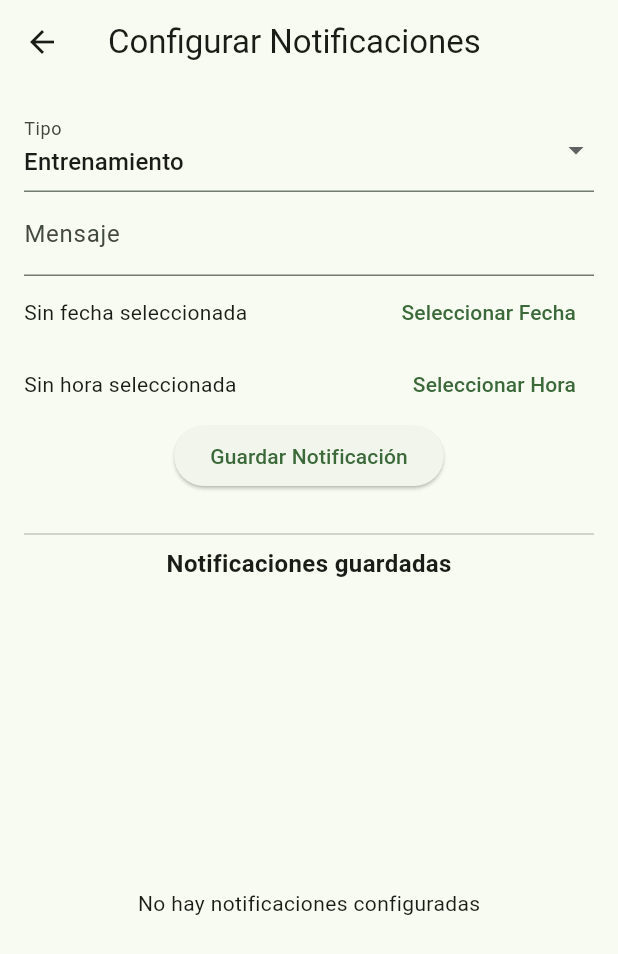
After one commit to franmach/gymtrack_app, a Flutter app: the DashboardScreen screen opened directly, after a tap on "Notificaciones", on a phone screen of 412 x 824 dp. The commit adds this screen. Shown: the top 954 px of the screen. Run offline on Flutter 3.47's test engine with Material 3 defaults, Android fonts, the phone set to English and light mode, and no system bars; our stand-ins replace cloud_firestore, connectivity_plus, firebase_auth, firebase_core, firebase_storage, fl_chart and 6 more; accounts and stored records are empty.

Commit message:
registro de progrso y ver progreso listo, notificaciones sin terminar

```diff
--- a/lib/screens/dashboard/dashboard_screen.dart
+++ b/lib/screens/dashboard/dashboard_screen.dart
@@ -3,6 +3,7 @@ import 'package:firebase_auth/firebase_auth.dart';
 import 'package:gymtrack_app/screens/historial/historial_screen.dart';
 import 'package:cloud_firestore/cloud_firestore.dart';
 import 'package:gymtrack_app/main.dart';
+import 'package:gymtrack_app/screens/notificacion/notificaciones_screen.dart';
 import 'package:gymtrack_app/services/firestore_routine_service.dart';
 import 'package:gymtrack_app/screens/session/day_selection_screen.dart';
 import 'package:gymtrack_app/screens/session/timer_screen.dart';
@@ -122,6 +123,20 @@ class DashboardScreen extends StatelessWidget {
                   onPressed: () => Navigator.pushNamed(context, '/profile'),
                   child: const Text('Perfil'),
                 ),
+                // Botón para acceder a notificaciones personalizadas
+                ElevatedButton.icon(
+                  onPressed: () {
+                    Navigator.of(context).push(
+                      MaterialPageRoute(
+                        builder: (_) =>
+                            ConfigNotificacionesScreen(usuarioId: uid),
+                      ),
+                    );
+                  },
+                  icon: const Icon(Icons.notifications),
+                  label: const Text('Notificaciones'),
+                ),
+                const SizedBox(height: 12),
                 ElevatedButton.icon(
                   icon: const Icon(Icons.fitness_center),
                   label: const Text('Gimnasio'),
--- /dev/null
+++ b/lib/screens/notificacion/notificaciones_screen.dart
@@ -0,0 +1,252 @@
+import 'package:flutter/material.dart';
+import 'package:cloud_firestore/cloud_firestore.dart';
+import '/models/notificacion.dart';
+import 'package:intl/intl.dart';
+import 'package:flutter_local_notifications/flutter_local_notifications.dart';
+import 'package:timezone/timezone.dart' as tz;
+
+// Plugin de notificaciones (usa el inicializado en main.dart)
+final FlutterLocalNotificationsPlugin flutterLocalNotificationsPlugin =
+    FlutterLocalNotificationsPlugin();
+
+class ConfigNotificacionesScreen extends StatefulWidget {
+  final String usuarioId;
+
+  const ConfigNotificacionesScreen({super.key, required this.usuarioId});
+
+  @override
+  _ConfigNotificacionesScreenState createState() =>
+      _ConfigNotificacionesScreenState();
+}
+
+class _ConfigNotificacionesScreenState
+    extends State<ConfigNotificacionesScreen> {
+  final _formKey = GlobalKey<FormState>();
+
+  String _tipo = 'entrenamiento';
+  String _mensaje = '';
+  DateTime? _fechaSeleccionada;
+  TimeOfDay? _horaSeleccionada;
+
+  // --- Selección de fecha ---
+  Future<void> _seleccionarFecha() async {
+    final DateTime? picked = await showDatePicker(
+      context: context,
+      initialDate: DateTime.now(),
+      firstDate: DateTime.now(),
+      lastDate: DateTime(2100),
+    );
+    if (picked != null) {
+      setState(() {
+        _fechaSeleccionada = picked;
+      });
+    }
+  }
+
+  // --- Selección de hora ---
+  Future<void> _seleccionarHora() async {
+    final TimeOfDay? picked =
+        await showTimePicker(context: context, initialTime: TimeOfDay.now());
+    if (picked != null) {
+      setState(() {
+        _horaSeleccionada = picked;
+      });
+    }
+  }
+
+  // --- Guardar en Firestore y programar notificación local ---
+  Future<void> _guardarNotificacion() async {
+    if (_formKey.currentState!.validate() &&
+        _fechaSeleccionada != null &&
+        _horaSeleccionada != null) {
+      final DateTime fechaHora = DateTime(
+        _fechaSeleccionada!.year,
+        _fechaSeleccionada!.month,
+        _fechaSeleccionada!.day,
+        _horaSeleccionada!.hour,
+        _horaSeleccionada!.minute,
+      );
+
+      final id =
+          FirebaseFirestore.instance.collection('notificaciones').doc().id;
+
+      final noti = Notificacion(
+        id: id,
+        usuarioId: widget.usuarioId,
+        tipo: _tipo,
+        mensaje: _mensaje,
+        programadaPara: fechaHora,
+      );
+
+      // Guardar en Firestore
+      await FirebaseFirestore.instance
+          .collection('notificaciones')
+          .doc(id)
+          .set(noti.toMap());
+
+      // Programar notificación local
+      await _programarNotificacionLocal(noti);
+
+      ScaffoldMessenger.of(context).showSnackBar(
+        const SnackBar(content: Text('Notificación guardada y programada')),
+      );
+
+      _formKey.currentState!.reset();
+      setState(() {
+        _fechaSeleccionada = null;
+        _horaSeleccionada = null;
+      });
+    }
+  }
+
+  // --- Programación local ---
+  Future<void> _programarNotificacionLocal(Notificacion noti) async {
+    await flutterLocalNotificationsPlugin.zonedSchedule(
+      noti.hashCode,
+      noti.tipo.toUpperCase(),
+      noti.mensaje,
+      tz.TZDateTime.from(noti.programadaPara, tz.local),
+      const NotificationDetails(
+        android: AndroidNotificationDetails(
+          'canal_notificaciones',
+          'Notificaciones GymTrack',
+          channelDescription: 'Recordatorios y mensajes motivacionales',
+          importance: Importance.high,
+          priority: Priority.high,
+        ),
+      ),
+      androidAllowWhileIdle: true,
+      uiLocalNotificationDateInterpretation:
+          UILocalNotificationDateInterpretation.absoluteTime,
+      matchDateTimeComponents: DateTimeComponents.dateAndTime,
+    );
+  }
+
+  // --- Eliminar notificación ---
+  Future<void> _eliminarNotificacion(String id) async {
+    await FirebaseFirestore.instance
+        .collection('notificaciones')
+        .doc(id)
+        .delete();
+
+    ScaffoldMessenger.of(context).showSnackBar(
+      const SnackBar(content: Text('Notificación eliminada')),
+    );
+  }
+
+  @override
+  Widget build(BuildContext context) {
+    return Scaffold(
+      appBar: AppBar(title: const Text('Configurar Notificaciones')),
+      body: Padding(
+        padding: const EdgeInsets.all(16.0),
+        child: Column(
+          children: [
+            // --- Formulario ---
+            Form(
+              key: _formKey,
+              child: Column(
+                children: [
+                  DropdownButtonFormField<String>(
+                    value: _tipo,
+                    decoration: const InputDecoration(labelText: 'Tipo'),
+                    items: const [
+                      DropdownMenuItem(
+                          value: 'entrenamiento', child: Text('Entrenamiento')),
+                      DropdownMenuItem(
+                          value: 'alimentacion', child: Text('Alimentación')),
+                      DropdownMenuItem(
+                          value: 'motivacional', child: Text('Motivacional')),
+                    ],
+                    onChanged: (value) => setState(() => _tipo = value!),
+                  ),
+                  TextFormField(
+                    decoration: const InputDecoration(labelText: 'Mensaje'),
+                    validator: (value) => value == null || value.isEmpty
+                        ? 'Ingrese un mensaje'
+                        : null,
+                    onChanged: (value) => _mensaje = value,
+                  ),
+                  Row(
+                    children: [
+                      Expanded(
+                        child: Text(_fechaSeleccionada == null
+                            ? 'Sin fecha seleccionada'
+                            : DateFormat('dd/MM/yyyy')
+                                .format(_fechaSeleccionada!)),
+                      ),
+                      TextButton(
+                        onPressed: _seleccionarFecha,
+                        child: const Text('Seleccionar Fecha'),
+                      ),
+                    ],
+                  ),
+                  Row(
+                    children: [
+                      Expanded(
+                        child: Text(_horaSeleccionada == null
+                            ? 'Sin hora seleccionada'
+                            : _horaSeleccionada!.format(context)),
+                      ),
+                      TextButton(
+                        onPressed: _seleccionarHora,
+                        child: const Text('Seleccionar Hora'),
+                      ),
+                    ],
+                  ),
+                  ElevatedButton(
+                    onPressed: _guardarNotificacion,
+                    child: const Text('Guardar Notificación'),
+                  ),
+                ],
+              ),
+            ),
+            const SizedBox(height: 20),
+            const Divider(),
+            const Text(
+              'Notificaciones guardadas',
+              style: TextStyle(fontSize: 16, fontWeight: FontWeight.bold),
+            ),
+            const SizedBox(height: 10),
+            // --- Listado desde Firestore ---
+            Expanded(
+              child: StreamBuilder<QuerySnapshot>(
+                stream: FirebaseFirestore.instance
+                    .collection('notificaciones')
+                    .where('usuarioId', isEqualTo: widget.usuarioId)
+                    .orderBy('programada_para')
+                    .snapshots(),
+                builder: (context, snapshot) {
+                  if (!snapshot.hasData) {
+                    return const Center(child: CircularProgressIndicator());
+                  }
+                  final docs = snapshot.data!.docs;
+                  if (docs.isEmpty) {
+                    return const Center(
+                        child: Text('No hay notificaciones configuradas'));
+                  }
+                  return ListView.builder(
+                    itemCount: docs.length,
+                    itemBuilder: (context, index) {
+                      final noti = Notificacion.fromMap(
+                          docs[index].data() as Map<String, dynamic>);
+                      return ListTile(
+                        title: Text(noti.mensaje),
+                        subtitle: Text(
+                            '${noti.tipo} - ${DateFormat('dd/MM/yyyy HH:mm').format(noti.programadaPara)}'),
+                        trailing: IconButton(
+                          icon: const Icon(Icons.delete, color: Colors.red),
+                          onPressed: () => _eliminarNotificacion(noti.id),
+                        ),
+                      );
+                    },
+                  );
+                },
+              ),
+            ),
+          ],
+        ),
+      ),
+    );
+  }
+}
--- a/pubspec.yaml
+++ b/pubspec.yaml
@@ -8,6 +8,7 @@ environment:
 dependencies:
   flutter:
     sdk: flutter
+  timezone: ^0.9.4
 
   # Firebase
   firebase_core: ^2.30.0
@@ -22,8 +23,8 @@ dependencies:
   # Detección de estado de la red (online/offline)
   connectivity_plus: ^4.0.0  # Permite reaccionar a cambios de conexión
 
-  vibration: ^1.7.4         # Para vibración
-  audioplayers: 6.5.0      # Para reproducir sonidos
+  #vibration: ^1.8.4        # Para vibración
+  #audioplayers: ^5.2.1      # Para reproducir sonidos
 
   # Estado y configuración
   provider: ^6.1.2
```
Also changed, not shown: lib/main.dart (+22 -1 lines), lib/screens/session/timer_screen.dart (+29 -21 lines), pubspec.lock, 8 other files.
